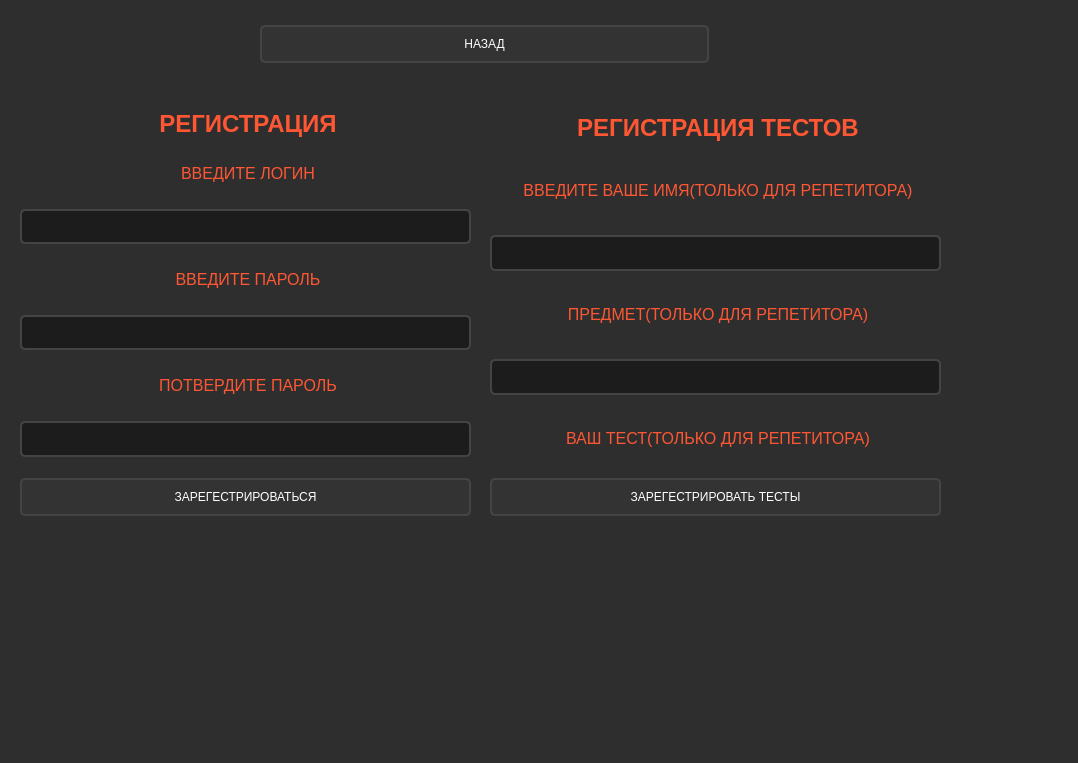
Above: src/register/register.ui from maks2134/RepetitorPlatform before the change. Below: the same form after it.
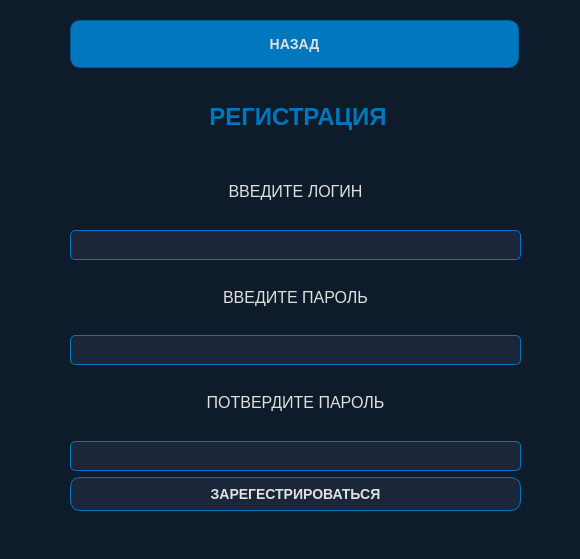
That is the form after the change.

Patch:
```diff
--- a/src/register/register.ui
+++ b/src/register/register.ui
@@ -6,34 +6,44 @@
    <rect>
     <x>0</x>
     <y>0</y>
-    <width>1078</width>
-    <height>763</height>
+    <width>580</width>
+    <height>559</height>
    </rect>
   </property>
   <property name="windowTitle">
    <string>Register</string>
   </property>
   <property name="styleSheet">
-   <string notr="true">QWidget {
-    background-color: #2E2E2E;
-    color: #FFFFFF;
-    font-family: Arial, sans-serif;
+   <string notr="true">/* Общий стиль для окна */
+QWidget {
+    background-color: #0d1b2a; /* Глубокий синий фон */
+    color: #e0e1dd; /* Светло-серый текст */
+    font-family: &quot;Arial&quot;, sans-serif;
+    font-size: 14px;
 }
 
-QLabel {
+/* Заголовок */
+QLabel#label {
+    color: #0077be; /* Ярко-синий акцент для заголовка */
     font-size: 20px;
-    color: #FF5733;
-    padding: 10px;
+    font-weight: bold;
     text-align: center;
+    margin-bottom: 10px;
 }
 
+/* Стиль для других QLabel */
+QLabel {
+    color: #e0e1dd; /* Светло-серый текст */
+    font-size: 14px;
+}
+
+/* Поля ввода */
 QLineEdit {
-    border: 2px solid #444;
+    background-color: #1b263b; /* Темно-синий фон для ввода */
+    border: 1px solid #0077be; /* Ярко-синяя рамка */
+    color: #e0e1dd; /* Светлый текст */
+    padding: 5px;
     border-radius: 5px;
-    padding: 8px;
-    background-color: #1C1C1C;
-    color: #FFFFFF;
-    margin: 10px 0;
 }
 
 QLineEdit:focus {
@@ -41,13 +51,14 @@
     background-color: #333;
 }
 
+/* Кнопки */
 QPushButton {
-    border: 2px solid #444;
-    border-radius: 5px;
-    background-color: #333;
-    color: #FFFFFF;
-    padding: 10px;
-    margin: 5px 0;
+    background-color: #0077be; /* Ярко-синий фон */
+    color: #e0e1dd; /* Светлый текст */
+    border: 1px solid #005f99; /* Темно-синяя рамка */
+    border-radius: 10px;
+    padding: 8px;
+    font-weight: bold;
 }
 
 QPushButton:hover {
@@ -59,18 +70,23 @@
     background-color: #C70039;
 }
 
-QGroupBox {
-    border: 2px solid #FF5733;
-    border-radius: 10px;
-    padding: 20px;
-    margin: 20px;
+/* Кнопка регистрации (вторичная) */
+QPushButton#pushButton_2 {
+    background-color: #1b263b; /* Темно-синий фон */
+    border: 1px solid #0077be; /* Ярко-синяя рамка */
+    color: #e0e1dd; /* Светлый текст */
+}
+
+QPushButton#pushButton_2:hover {
+    background-color: #0077be; /* Ярко-синий фон при наведении */
+    color: #0d1b2a; /* Темный текст для контраста */
 }</string>
   </property>
   <widget class="QWidget" name="layoutWidget">
    <property name="geometry">
     <rect>
-     <x>20</x>
-     <y>100</y>
+     <x>70</x>
+     <y>90</y>
      <width>451</width>
      <height>421</height>
     </rect>
@@ -134,75 +150,10 @@
     </item>
    </layout>
   </widget>
-  <widget class="QWidget" name="layoutWidget_2">
-   <property name="geometry">
-    <rect>
-     <x>490</x>
-     <y>100</y>
-     <width>451</width>
-     <height>421</height>
-    </rect>
-   </property>
-   <layout class="QVBoxLayout" name="verticalLayout_2">
-    <item>
-     <widget class="QLabel" name="label_8">
-      <property name="toolTip">
-       <string>&lt;html&gt;&lt;head/&gt;&lt;body&gt;&lt;p&gt;&lt;span style=&quot; font-size:24pt;&quot;&gt;ВХОД В АККАУНТ&lt;/span&gt;&lt;/p&gt;&lt;/body&gt;&lt;/html&gt;</string>
-      </property>
-      <property name="text">
-       <string>&lt;html&gt;&lt;head/&gt;&lt;body&gt;&lt;p align=&quot;center&quot;&gt;&lt;span style=&quot; font-size:18pt; font-weight:700;&quot;&gt;РЕГИСТРАЦИЯ ТЕСТОВ&lt;/span&gt;&lt;/p&gt;&lt;/body&gt;&lt;/html&gt;</string>
-      </property>
-     </widget>
-    </item>
-    <item>
-     <widget class="QLabel" name="label_12">
-      <property name="toolTip">
-       <string>&lt;html&gt;&lt;head/&gt;&lt;body&gt;&lt;p&gt;&lt;span style=&quot; font-size:24pt;&quot;&gt;ВХОД В АККАУНТ&lt;/span&gt;&lt;/p&gt;&lt;/body&gt;&lt;/html&gt;</string>
-      </property>
-      <property name="text">
-       <string>&lt;html&gt;&lt;head/&gt;&lt;body&gt;&lt;p align=&quot;center&quot;&gt;&lt;span style=&quot; font-size:12pt;&quot;&gt;ВВЕДИТЕ ВАШЕ ИМЯ(ТОЛЬКО ДЛЯ РЕПЕТИТОРА)&lt;/span&gt;&lt;/p&gt;&lt;/body&gt;&lt;/html&gt;</string>
-      </property>
-     </widget>
-    </item>
-    <item>
-     <widget class="QLineEdit" name="lineEditName"/>
-    </item>
-    <item>
-     <widget class="QLabel" name="label_13">
-      <property name="toolTip">
-       <string>&lt;html&gt;&lt;head/&gt;&lt;body&gt;&lt;p&gt;&lt;span style=&quot; font-size:24pt;&quot;&gt;ВХОД В АККАУНТ&lt;/span&gt;&lt;/p&gt;&lt;/body&gt;&lt;/html&gt;</string>
-      </property>
-      <property name="text">
-       <string>&lt;html&gt;&lt;head/&gt;&lt;body&gt;&lt;p align=&quot;center&quot;&gt;&lt;span style=&quot; font-size:12pt;&quot;&gt;ПРЕДМЕТ(ТОЛЬКО ДЛЯ РЕПЕТИТОРА)&lt;/span&gt;&lt;/p&gt;&lt;/body&gt;&lt;/html&gt;</string>
-      </property>
-     </widget>
-    </item>
-    <item>
-     <widget class="QLineEdit" name="lineEditSubject"/>
-    </item>
-    <item>
-     <widget class="QLabel" name="label_14">
-      <property name="toolTip">
-       <string>&lt;html&gt;&lt;head/&gt;&lt;body&gt;&lt;p&gt;&lt;span style=&quot; font-size:24pt;&quot;&gt;ВХОД В АККАУНТ&lt;/span&gt;&lt;/p&gt;&lt;/body&gt;&lt;/html&gt;</string>
-      </property>
-      <property name="text">
-       <string>&lt;html&gt;&lt;head/&gt;&lt;body&gt;&lt;p align=&quot;center&quot;&gt;&lt;span style=&quot; font-size:12pt;&quot;&gt;ВАШ ТЕСТ(ТОЛЬКО ДЛЯ РЕПЕТИТОРА)&lt;/span&gt;&lt;/p&gt;&lt;/body&gt;&lt;/html&gt;</string>
-      </property>
-     </widget>
-    </item>
-    <item>
-     <widget class="QPushButton" name="pushButtonAddTest">
-      <property name="text">
-       <string>ЗАРЕГЕСТРИРОВАТЬ ТЕСТЫ</string>
-      </property>
-     </widget>
-    </item>
-   </layout>
-  </widget>
   <widget class="QPushButton" name="pushButton_3">
    <property name="geometry">
     <rect>
-     <x>260</x>
+     <x>70</x>
      <y>20</y>
      <width>449</width>
      <height>48</height>
```
Left out of the diff: 10 changed lines with no effect on the pictures.
